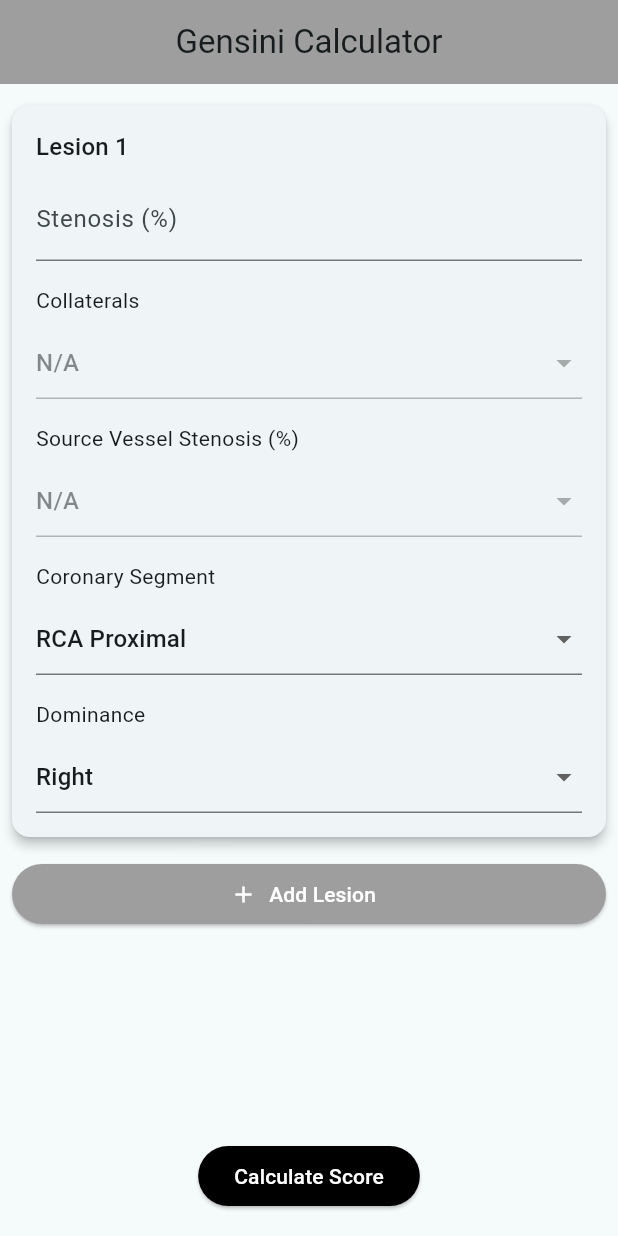
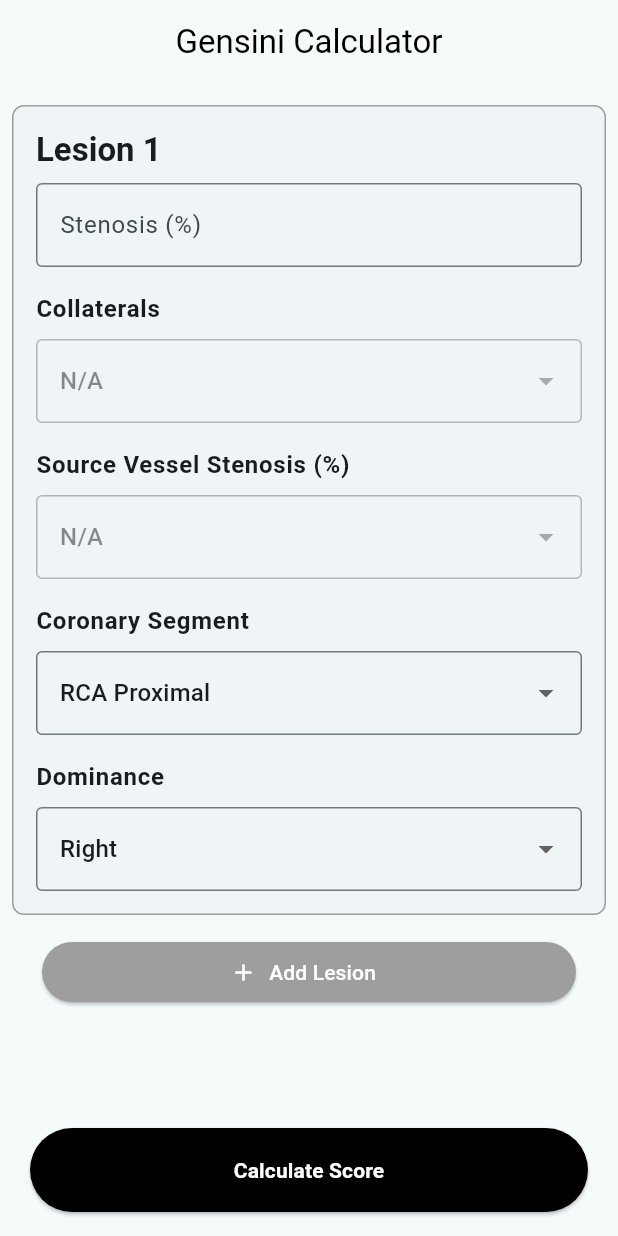
Before and after one commit to TanzeelHasan/gensinicalc, a Flutter app: the CalculatorPage screen opened by its route, after a tap on "Add Lesion", on a phone screen of 412 x 824 dp. Run offline on Flutter 3.47's test engine with Material 3 defaults, Android fonts, the phone set to English and light mode, and no system bars; our stand-ins replace go_router.

Commit message:
modify calculator Page UI

```diff
--- a/lib/features/gensini_calculator/presentation/pages/calculator_page.dart
+++ b/lib/features/gensini_calculator/presentation/pages/calculator_page.dart
@@ -1,5 +1,7 @@
 import 'package:flutter/material.dart';
 import 'package:gensinicalc/features/gensini_calculator/presentation/widgets/lesion_card.dart';
+import 'package:gensinicalc/routes/routes.dart';
+import 'package:go_router/go_router.dart';
 
 class CalculatorPage extends StatefulWidget {
   const CalculatorPage({super.key});
@@ -22,12 +24,15 @@ class _CalculatorPageState extends State<CalculatorPage> {
   Widget build(BuildContext context) {
     return Scaffold(
       appBar: AppBar(
-        backgroundColor: Colors.grey,
-        title: Text('Gensini Calculator'),
+        backgroundColor: Colors.transparent,
+        title: Text(
+          'Gensini Calculator',
+          style: TextStyle(color: Colors.black),
+        ),
         centerTitle: true,
       ),
       body: Padding(
-        padding: const EdgeInsets.fromLTRB(8.0, 8.0, 8.0, 80.0),
+        padding: const EdgeInsets.fromLTRB(8.0, 8.0, 8.0, 120.0),
         child: ListView.builder(
           itemCount: lesions.length + 1,
           itemBuilder: (context, index) {
@@ -37,7 +42,10 @@ class _CalculatorPageState extends State<CalculatorPage> {
             } else {
               // Add button at the end
               return Padding(
-                padding: const EdgeInsets.symmetric(vertical: 8.0),
+                padding: const EdgeInsets.symmetric(
+                  vertical: 8.0,
+                  horizontal: 20.0,
+                ),
                 child: ElevatedButton.icon(
                   onPressed: addLesion,
                   icon: Icon(Icons.add),
@@ -53,12 +61,23 @@ class _CalculatorPageState extends State<CalculatorPage> {
         ),
       ),
       floatingActionButtonLocation: FloatingActionButtonLocation.centerFloat,
-      floatingActionButton: ElevatedButton.icon(
-        onPressed: () {},
-        label: Text("Calculate Score"),
-        style: ElevatedButton.styleFrom(
-          backgroundColor: Colors.black,
-          foregroundColor: Colors.white,
+      floatingActionButton: Padding(
+        padding: const EdgeInsets.symmetric(horizontal: 20.0),
+        child: ElevatedButton(
+          onPressed: () {
+            context.pushReplacement(AppRoutes.resultPage);
+          },
+          style: ElevatedButton.styleFrom(
+            minimumSize: Size(double.infinity, 56), // Full width
+            shape: RoundedRectangleBorder(
+              borderRadius: BorderRadius.circular(32),
+            ), // Pill shape
+            backgroundColor: Colors.black,
+          ),
+          child: const Text(
+            "Calculate Score",
+            style: TextStyle(color: Colors.white, fontWeight: FontWeight.bold),
+          ),
         ),
       ),
     );
--- a/lib/features/gensini_calculator/presentation/widgets/lesion_card.dart
+++ b/lib/features/gensini_calculator/presentation/widgets/lesion_card.dart
@@ -27,7 +27,7 @@ class _LesionCardState extends State<LesionCard> {
     "99%",
   ];
   final List<String> dominanceOptions = ["Right", "Left"];
-  final List<String> CoronarySegments = [
+  final List<String> coronarySegments = [
     "RCA Proximal",
     "RCA Mid",
     "RCA Distal",
@@ -72,7 +72,11 @@ class _LesionCardState extends State<LesionCard> {
   @override
   Widget build(BuildContext context) {
     return Card(
-      elevation: 3,
+      shape: RoundedRectangleBorder(
+        side: BorderSide(color: Colors.grey, width: 1.0),
+        borderRadius: BorderRadius.circular(8.0),
+      ),
+      elevation: 0,
       margin: const EdgeInsets.symmetric(vertical: 6),
       child: Padding(
         padding: const EdgeInsets.all(16.0),
@@ -81,14 +85,20 @@ class _LesionCardState extends State<LesionCard> {
           children: [
             Text(
               "Lesion ${widget.index + 1}",
-              style: Theme.of(context).textTheme.titleMedium,
+              style: Theme.of(
+                context,
+              ).textTheme.titleLarge?.copyWith(fontWeight: FontWeight.bold),
             ),
             const SizedBox(height: 8),
 
             // Stenosis (%)
             TextFormField(
               controller: stenosisController,
-              decoration: const InputDecoration(labelText: "Stenosis (%)"),
+              decoration: const InputDecoration(
+                labelText: "Stenosis (%)",
+                hintText: "Enter stenosis percentage",
+                border: OutlineInputBorder(),
+              ),
               keyboardType: TextInputType.number,
               onChanged: (_) {
                 setState(() {
@@ -104,7 +114,12 @@ class _LesionCardState extends State<LesionCard> {
             const SizedBox(height: 16),
 
             // Collaterals
-            const Text("Collaterals"),
+            Text(
+              "Collaterals",
+              style: Theme.of(
+                context,
+              ).textTheme.bodyLarge?.copyWith(fontWeight: FontWeight.w600),
+            ),
             const SizedBox(height: 8),
             IgnorePointer(
               ignoring: getStenosisValue() < 99,
@@ -113,6 +128,9 @@ class _LesionCardState extends State<LesionCard> {
                 child: DropdownButtonFormField<String>(
                   value: collaterals,
                   isExpanded: true,
+                  decoration: const InputDecoration(
+                    border: OutlineInputBorder(),
+                  ),
                   items:
                       collateralsOptions.map((String value) {
                         return DropdownMenuItem<String>(
@@ -129,14 +147,18 @@ class _LesionCardState extends State<LesionCard> {
                       }
                     });
                   },
-                  decoration: const InputDecoration(),
                 ),
               ),
             ),
             const SizedBox(height: 16),
 
             // Source Vessel Stenosis (%)
-            const Text("Source Vessel Stenosis (%)"),
+            Text(
+              "Source Vessel Stenosis (%)",
+              style: Theme.of(
+                context,
+              ).textTheme.bodyLarge?.copyWith(fontWeight: FontWeight.w600),
+            ),
             const SizedBox(height: 8),
             IgnorePointer(
               ignoring: collaterals != "Yes" || !isStenosis100,
@@ -145,6 +167,9 @@ class _LesionCardState extends State<LesionCard> {
                 child: DropdownButtonFormField<String>(
                   value: sourceVesselStenosis,
                   isExpanded: true,
+                  decoration: const InputDecoration(
+                    border: OutlineInputBorder(),
+                  ),
                   items:
                       sourceVesselOptions.map((String value) {
                         return DropdownMenuItem<String>(
@@ -158,20 +183,25 @@ class _LesionCardState extends State<LesionCard> {
                       sourceVesselStenosis = value;
                     });
                   },
-                  decoration: const InputDecoration(),
                 ),
               ),
             ),
             const SizedBox(height: 16),
 
             // Coronary Segment
-            const Text("Coronary Segment"),
+            Text(
+              "Coronary Segment",
+              style: Theme.of(
+                context,
+              ).textTheme.bodyLarge?.copyWith(fontWeight: FontWeight.w600),
+            ),
             const SizedBox(height: 8),
             DropdownButtonFormField<String>(
               isExpanded: true,
+              decoration: const InputDecoration(border: OutlineInputBorder()),
               value: "RCA Proximal",
               items:
-                  CoronarySegments.map((String value) {
+                  coronarySegments.map((String value) {
                     return DropdownMenuItem<String>(
                       value: value,
                       enabled: value != "N/A",
@@ -179,16 +209,21 @@ class _LesionCardState extends State<LesionCard> {
                     );
                   }).toList(),
               onChanged: (_) {},
-              decoration: const InputDecoration(),
             ),
             const SizedBox(height: 16),
 
             // Dominance
-            const Text("Dominance"),
+            Text(
+              "Dominance",
+              style: Theme.of(
+                context,
+              ).textTheme.bodyLarge?.copyWith(fontWeight: FontWeight.w600),
+            ),
             const SizedBox(height: 8),
             DropdownButtonFormField<String>(
               value: dominance,
               isExpanded: true,
+              decoration: const InputDecoration(border: OutlineInputBorder()),
               items:
                   dominanceOptions.map((String value) {
                     return DropdownMenuItem<String>(
@@ -201,7 +236,6 @@ class _LesionCardState extends State<LesionCard> {
                   dominance = value;
                 });
               },
-              decoration: const InputDecoration(),
             ),
           ],
         ),
```
